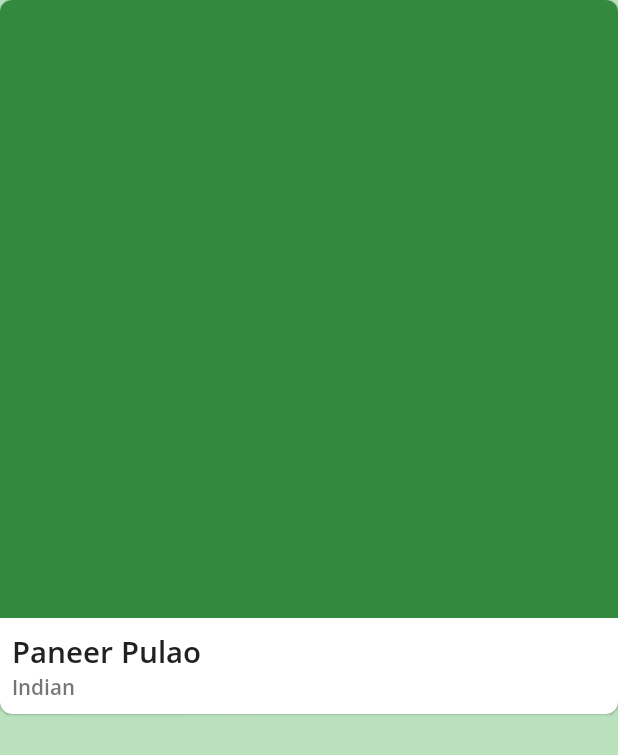
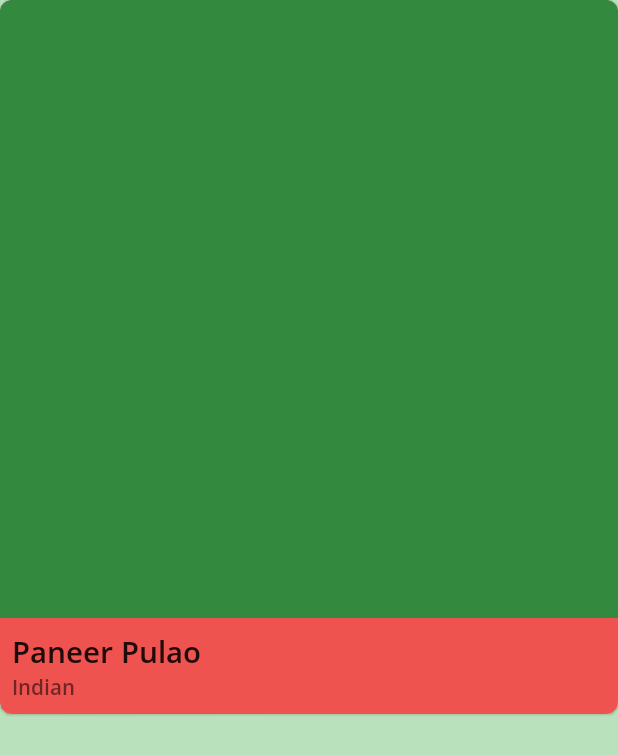
Before and after one commit to AayuStark007/RecipeCookbook, an Android app: the layout list_item_recipe.xml on its own in the app's theme, with its tools: preview values and no code run, on a phone screen of 412 x 824 dp. Shown: the top 755 px of the screen. Run offline under Robolectric (Android 15) with nearby library versions, the phone set to English and light mode, and no system bars.

Commit message:
added theme

```diff
--- a/app/src/main/res/layout/fragment_recipe_detail.xml
+++ b/app/src/main/res/layout/fragment_recipe_detail.xml
@@ -47,6 +47,7 @@
                     android:layout_height="0dp"
                     android:scaleType="fitCenter"
                     app:recipeImage="@{recipe}"
+                    android:background="@color/colorPrimary"
                     app:layout_constraintDimensionRatio="w,1:2"
                     app:layout_constraintEnd_toEndOf="parent"
                     app:layout_constraintStart_toStartOf="parent"
--- a/app/src/main/res/layout/list_item_image.xml
+++ b/app/src/main/res/layout/list_item_image.xml
@@ -22,6 +22,7 @@
 
         <com.google.android.material.card.MaterialCardView
             android:id="@+id/image_holder_card"
+            android:backgroundTint="@color/colorSecondaryLight"
             android:layout_width="0dp"
             android:layout_height="0dp"
             android:layout_margin="8dp"
--- a/app/src/main/res/layout/list_item_recipe.xml
+++ b/app/src/main/res/layout/list_item_recipe.xml
@@ -16,6 +16,7 @@
 
     <com.google.android.material.card.MaterialCardView
         android:id="@+id/item_card_view"
+        android:backgroundTint="@color/colorSecondary"
         android:layout_width="match_parent"
         android:layout_height="wrap_content"
         android:onClick="@{() -> viewmodel.openRecipe(recipe.id)}"
--- a/app/src/main/res/values/colors.xml
+++ b/app/src/main/res/values/colors.xml
@@ -1,7 +1,7 @@
 <?xml version="1.0" encoding="utf-8"?>
 <resources>
     <color name="colorPrimary">#66bb6a</color>
-    <color name="colorPrimaryLight">#98ee99</color>
+    <color name="colorPrimaryLight">#B9E1BB</color>
     <color name="colorPrimaryDark">#338a3e</color>
     <color name="colorSecondary">#ef5350</color>
     <color name="colorSecondaryLight">#ff867c</color>
--- a/app/src/main/res/values/styles.xml
+++ b/app/src/main/res/values/styles.xml
@@ -10,7 +10,7 @@
         <item name="colorAccent">@color/colorSecondary</item>
         <item name="colorPrimary">@color/colorPrimary</item>
 
-        <item name="android:colorBackground">#B9E1BB</item>
+        <item name="android:colorBackground">@color/colorPrimaryLight</item>
         <!-- For Android sdk versions 26+. -->
         <item name="android:fontFamily" tools:targetApi="jelly_bean">@font/opensans_font</item>
         <!-- Target Android sdk versions < 26 and > 14. -->
```
